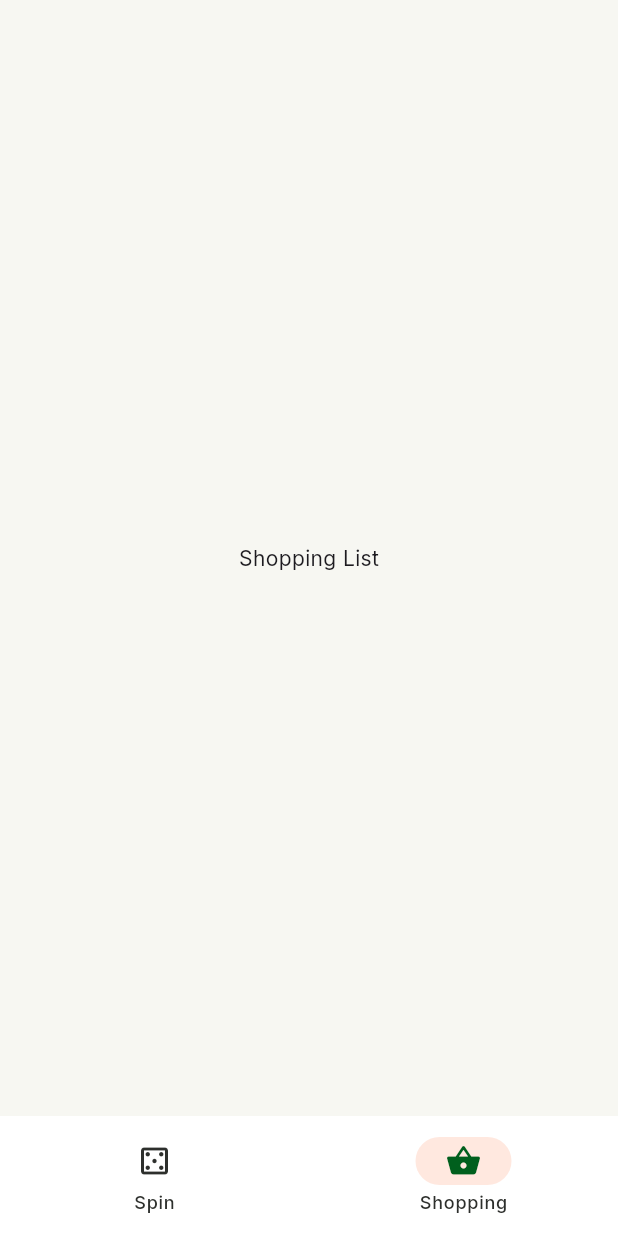
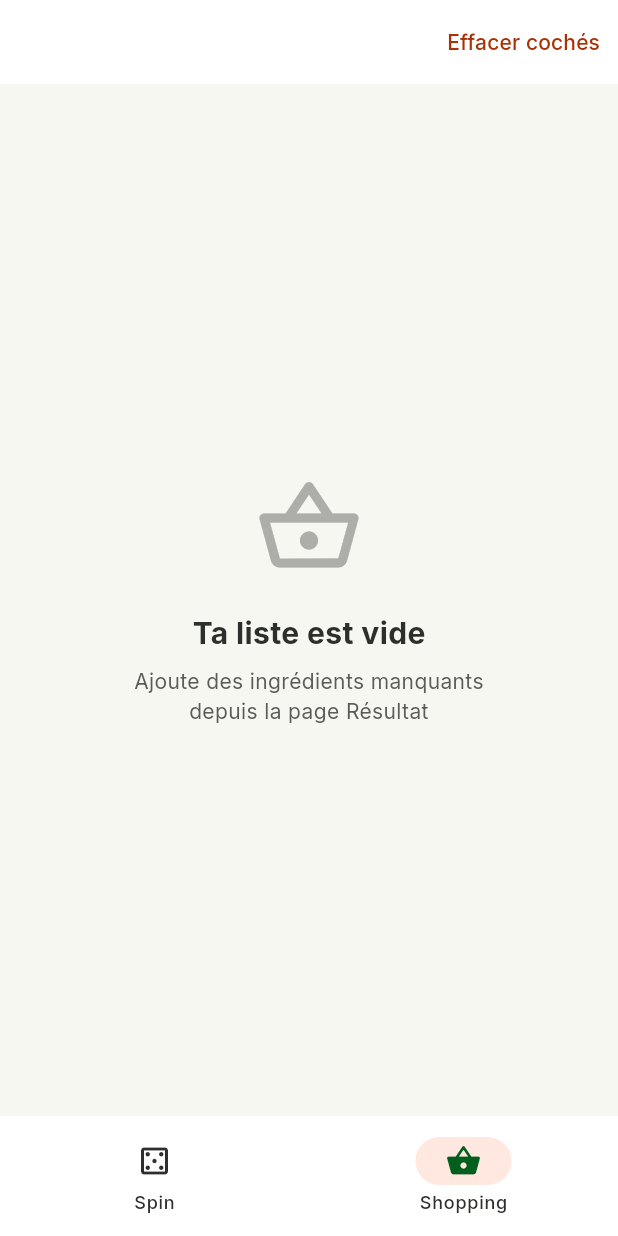
Before and after one commit to RomainDoyen/Leftover, a Flutter app: the ShoppingScreen screen opened by its route, on a phone screen of 412 x 824 dp. Run offline on Flutter 3.47's test engine with Material 3 defaults, Android fonts, the phone set to English and light mode, and no system bars; our stand-ins replace cloud_firestore, equatable, firebase_auth, firebase_core, flutter_riverpod, go_router and 1 more; accounts and stored records are empty.

Commit message:
feat: shopping screen (live list, animated toggle, empty state)
Made-with: Cursor

```diff
--- a/lib/presentation/screens/shopping/shopping_screen.dart
+++ b/lib/presentation/screens/shopping/shopping_screen.dart
@@ -1,12 +1,150 @@
 import 'package:flutter/material.dart';
+import 'package:flutter_riverpod/flutter_riverpod.dart';
+import '../../../core/providers/repository_providers.dart';
+import '../../../presentation/providers/shopping_list_provider.dart';
+import '../../../presentation/theme/app_colors.dart';
+import 'widgets/shopping_item_tile.dart';
 
-class ShoppingScreen extends StatelessWidget {
+class ShoppingScreen extends ConsumerWidget {
   const ShoppingScreen({super.key});
 
   @override
-  Widget build(BuildContext context) {
-    return const Scaffold(
-      body: Center(child: Text('Shopping List')),
+  Widget build(BuildContext context, WidgetRef ref) {
+    final itemsAsync = ref.watch(shoppingListProvider);
+
+    return Scaffold(
+      backgroundColor: AppColors.surface,
+      appBar: AppBar(
+        backgroundColor: Colors.white,
+        title: Text(
+          'Mes courses',
+          style: Theme.of(context).textTheme.headlineMedium?.copyWith(
+                fontWeight: FontWeight.w800,
+              ),
+        ),
+        actions: [
+          TextButton(
+            onPressed: () async {
+              try {
+                await ref.read(shoppingRepositoryProvider).clearChecked();
+              } catch (_) {
+                if (context.mounted) {
+                  ScaffoldMessenger.of(context).showSnackBar(
+                    const SnackBar(
+                        content: Text('Impossible de supprimer les éléments')),
+                  );
+                }
+              }
+            },
+            child: const Text(
+              'Effacer cochés',
+              style: TextStyle(color: AppColors.primary),
+            ),
+          ),
+        ],
+      ),
+      body: itemsAsync.when(
+        loading: () => const Center(child: CircularProgressIndicator()),
+        error: (e, _) => Center(
+          child: Padding(
+            padding: const EdgeInsets.all(24),
+            child: Column(
+              mainAxisAlignment: MainAxisAlignment.center,
+              children: [
+                const Icon(Icons.error_outline,
+                    size: 48, color: AppColors.error),
+                const SizedBox(height: 16),
+                Text('Erreur : $e',
+                    textAlign: TextAlign.center,
+                    style: const TextStyle(color: AppColors.onSurfaceVariant)),
+              ],
+            ),
+          ),
+        ),
+        data: (items) {
+          if (items.isEmpty) {
+            return const _EmptyState();
+          }
+
+          final unchecked = items.where((i) => !i.checked).toList();
+          final checked = items.where((i) => i.checked).toList();
+
+          return ListView(
+            padding: const EdgeInsets.all(24),
+            children: [
+              if (unchecked.isNotEmpty) ...[
+                Text(
+                  'À ACHETER (${unchecked.length})',
+                  style: Theme.of(context).textTheme.labelSmall?.copyWith(
+                        color: AppColors.onSurfaceVariant,
+                        letterSpacing: 1.2,
+                      ),
+                ),
+                const SizedBox(height: 12),
+                ...unchecked.map((item) => ShoppingItemTile(
+                      item: item,
+                      onToggle: (v) => ref
+                          .read(shoppingRepositoryProvider)
+                          .toggleItem(item.id, v),
+                    )),
+              ],
+              if (checked.isNotEmpty) ...[
+                const SizedBox(height: 20),
+                Text(
+                  'DANS LE PANIER (${checked.length})',
+                  style: Theme.of(context).textTheme.labelSmall?.copyWith(
+                        color: AppColors.secondary,
+                        letterSpacing: 1.2,
+                      ),
+                ),
+                const SizedBox(height: 12),
+                ...checked.map((item) => ShoppingItemTile(
+                      item: item,
+                      onToggle: (v) => ref
+                          .read(shoppingRepositoryProvider)
+                          .toggleItem(item.id, v),
+                    )),
+              ],
+            ],
+          );
+        },
+      ),
     );
   }
 }
+
+class _EmptyState extends StatelessWidget {
+  const _EmptyState();
+
+  @override
+  Widget build(BuildContext context) {
+    return const Center(
+      child: Padding(
+        padding: EdgeInsets.all(32),
+        child: Column(
+          mainAxisAlignment: MainAxisAlignment.center,
+          children: [
+            Icon(Icons.shopping_basket_outlined,
+                size: 72, color: AppColors.outlineVariant),
+            SizedBox(height: 20),
+            Text(
+              'Ta liste est vide',
+              style: TextStyle(
+                fontWeight: FontWeight.w700,
+                fontSize: 20,
+                color: AppColors.onSurface,
+              ),
+            ),
+            SizedBox(height: 8),
+            Text(
+              'Ajoute des ingrédients manquants\ndepuis la page Résultat',
+              textAlign: TextAlign.center,
+              style: TextStyle(
+                  fontSize: 14, color: AppColors.onSurfaceVariant),
+            ),
+          ],
+        ),
+      ),
+    );
+  }
+}
```
Also changed, not shown: lib/presentation/screens/shopping/widgets/shopping_item_tile.dart (added, +80 -0 lines).
